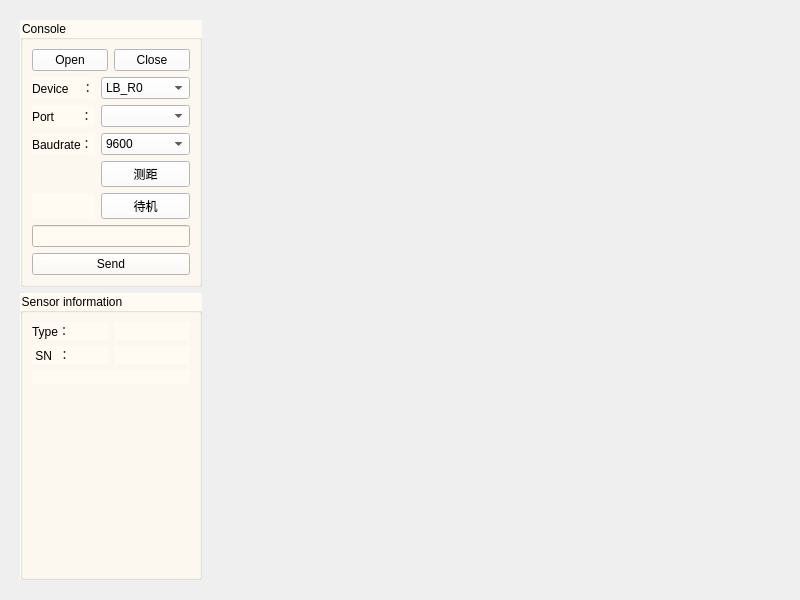
The window that laser_view/widget.ui (JasenLe/LaserView) describes before a commit, drawn with Qt 5.
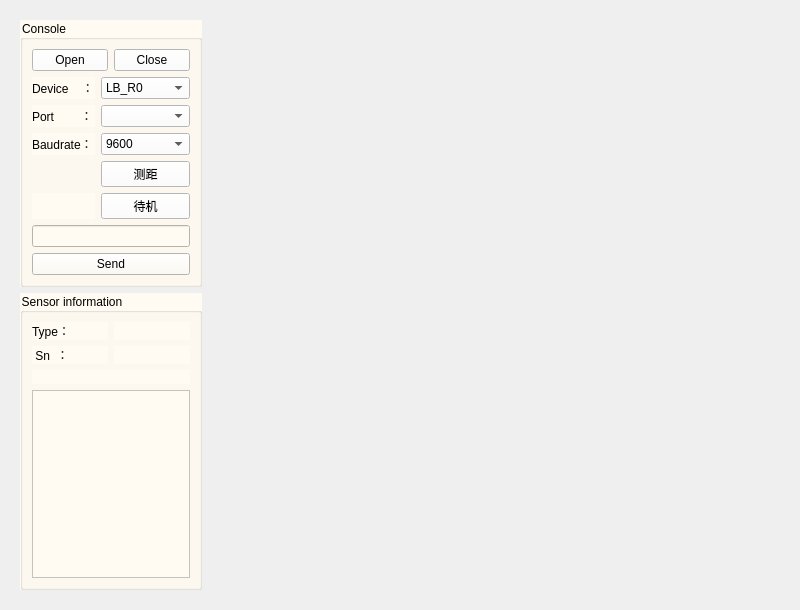
The same window after the commit.

The edit to the form file:
```diff
--- a/laser_view/widget.ui
+++ b/laser_view/widget.ui
@@ -7,13 +7,13 @@
     <x>0</x>
     <y>0</y>
     <width>800</width>
-    <height>600</height>
+    <height>610</height>
    </rect>
   </property>
   <property name="minimumSize">
    <size>
-    <width>450</width>
-    <height>400</height>
+    <width>600</width>
+    <height>610</height>
    </size>
   </property>
   <property name="windowTitle">
@@ -312,7 +312,7 @@
               <string notr="true">color: rgb(0, 0, 0);</string>
              </property>
              <property name="text">
-              <string> SN  ：</string>
+              <string> Sn  ：</string>
              </property>
             </widget>
            </item>
@@ -341,17 +341,7 @@
             </widget>
            </item>
            <item>
-            <spacer name="verticalSpacer_openfile">
-             <property name="orientation">
-              <enum>Qt::Orientation::Vertical</enum>
-             </property>
-             <property name="sizeHint" stdset="0">
-              <size>
-               <width>20</width>
-               <height>40</height>
-              </size>
-             </property>
-            </spacer>
+            <widget class="QTableWidget" name="tableWidget_scan"/>
            </item>
           </layout>
          </item>
```
Left out of the diff: 17 changed lines with no effect on the pictures.
